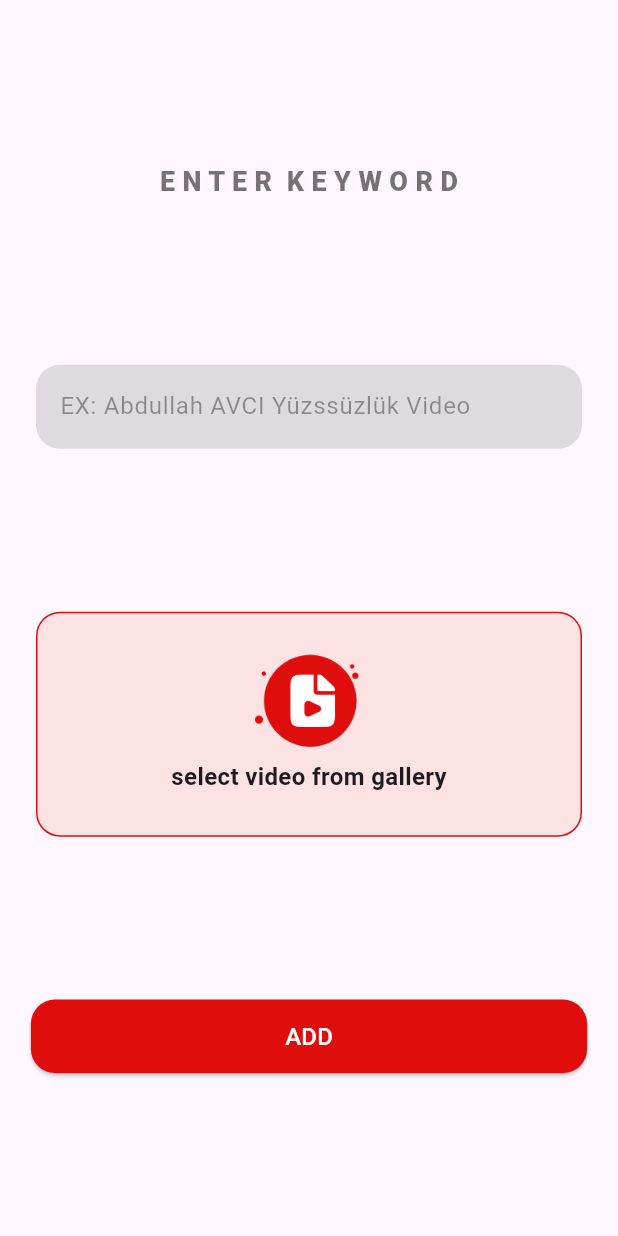
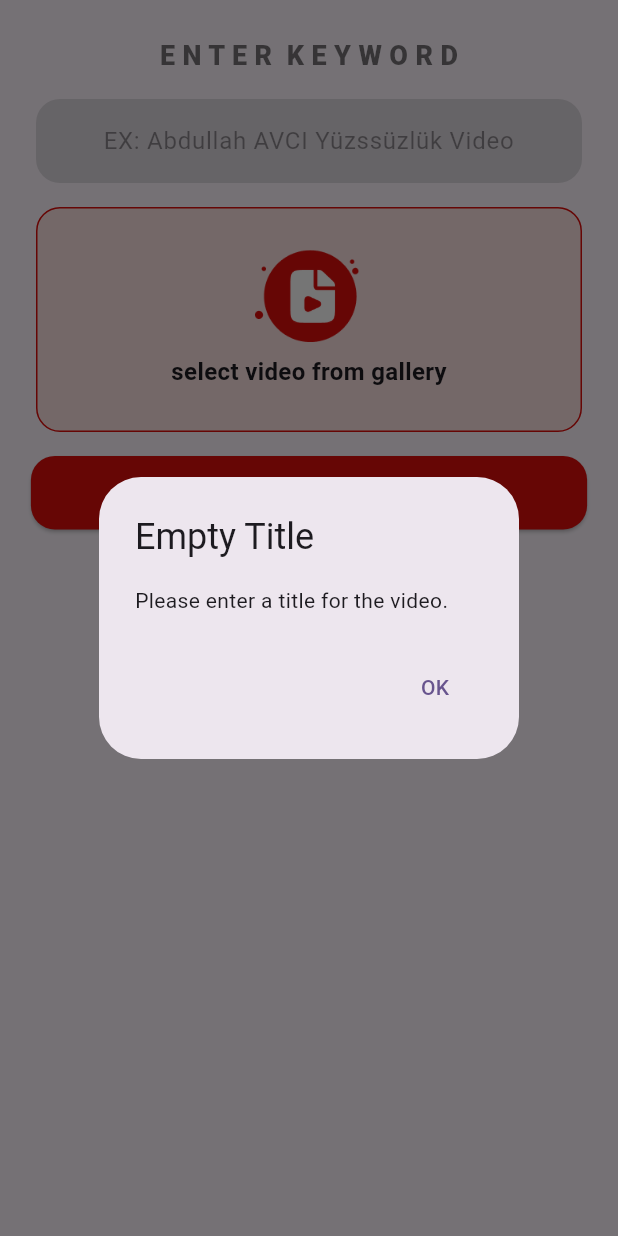
Before and after one commit to KLYCHUB/video_repo, a Flutter app: the AddVideoModal widget shown alone on an empty page, opened directly with empty values, after a tap on "ADD", on a phone screen of 412 x 824 dp. Run offline on Flutter 3.47's test engine with Material 3 defaults, Android fonts, the phone set to English and light mode, and no system bars; our stand-ins replace image_picker, share_plus, shared_preferences, video_player; missing offline and left inert: video_thumbnail; accounts and stored records are empty; network calls fail.

Commit message:
Video eklerken textfield boş bırakılmaz ve klavye byutlandırma hatası giderildi

```diff
--- a/lib/components/custom_text_field.dart
+++ b/lib/components/custom_text_field.dart
@@ -7,14 +7,18 @@ class CustomTextField extends StatelessWidget {
   final Icon? icon;
   final TextEditingController? controller;
 
-  const CustomTextField(
-      {required this.hintText, super.key, required this.icon, this.controller});
+  const CustomTextField({
+    required this.hintText,
+    super.key,
+    required this.icon,
+    this.controller,
+  });
 
   @override
   Widget build(BuildContext context) {
     return TextField(
       controller: controller,
-      textAlign: TextAlign.start,
+      textAlign: TextAlign.center,
       decoration: InputDecoration(
         hintText: hintText,
         hintStyle: AppTextStyles.hintStyle,
--- a/lib/home_page.dart
+++ b/lib/home_page.dart
@@ -71,14 +71,14 @@ class _HomePageState extends State<HomePage> {
       context: context,
       builder: (BuildContext context) {
         return AlertDialog(
-          title: Text('Delete Video'),
-          content: Text('Are you sure you want to delete this video?'),
+          title: const Text('Delete Video'),
+          content: const Text('Are you sure you want to delete this video?'),
           actions: [
             TextButton(
               onPressed: () {
                 Navigator.of(context).pop();
               },
-              child: Text('Cancel'),
+              child: const Text('Cancel'),
             ),
             TextButton(
               onPressed: () {
@@ -89,7 +89,7 @@ class _HomePageState extends State<HomePage> {
                 });
                 Navigator.of(context).pop();
               },
-              child: Text('Delete'),
+              child: const Text('Delete'),
             ),
           ],
         );
@@ -116,26 +116,6 @@ class _HomePageState extends State<HomePage> {
     });
   }
 
-  void _showEmptySearchAlert() {
-    showDialog(
-      context: context,
-      builder: (BuildContext context) {
-        return AlertDialog(
-          title: Text('Search Field Empty'),
-          content: Text('Please enter a title to search for videos.'),
-          actions: [
-            TextButton(
-              onPressed: () {
-                Navigator.of(context).pop();
-              },
-              child: Text('OK'),
-            ),
-          ],
-        );
-      },
-    );
-  }
-
   @override
   Widget build(BuildContext context) {
     return Scaffold(
@@ -156,7 +136,7 @@ class _HomePageState extends State<HomePage> {
                 padding: AppPaddings.all8,
                 child: CustomTextField(
                   hintText: AppStrings.searchHint,
-                  icon: Icon(Icons.search, color: AppColors.black87),
+                  icon: null,
                   controller: _searchController,
                 ),
               ),
@@ -164,17 +144,15 @@ class _HomePageState extends State<HomePage> {
           ),
           SliverToBoxAdapter(
             child: Padding(
-              padding: const EdgeInsets.only(top: 16),
-              child: Container(
-                decoration: BoxDecoration(
-                  color: AppColors.white,
-                  borderRadius: BorderRadius.circular(AppBorders.radius),
-                ),
-                height: MediaQuery.of(context).size.height,
+              padding: const EdgeInsets.all(16.0),
               child: GridView.builder(
+                shrinkWrap: true,
+                physics: const NeverScrollableScrollPhysics(),
                 gridDelegate: const SliverGridDelegateWithFixedCrossAxisCount(
                   crossAxisCount: 2,
-                    childAspectRatio: 1,
+                  childAspectRatio: 0.8,
+                  crossAxisSpacing: 16,
+                  mainAxisSpacing: 16,
                 ),
                 itemCount: _filteredVideos.length,
                 itemBuilder: (context, index) {
@@ -190,43 +168,86 @@ class _HomePageState extends State<HomePage> {
                         ),
                       );
                     },
+                    child: Container(
+                      decoration: BoxDecoration(
+                        borderRadius: BorderRadius.circular(AppBorders.radius),
+                        boxShadow: [
+                          BoxShadow(
+                            color: Colors.black26,
+                            blurRadius: 8,
+                            offset: Offset(0, 4),
+                          ),
+                        ],
+                        image: DecorationImage(
+                          image: FileImage(File(video['thumbnail'])),
+                          fit: BoxFit.cover,
+                        ),
+                      ),
+                      child: Stack(
+                        children: [
+                          Positioned(
+                            bottom: 0,
+                            left: 0,
+                            right: 0,
+                            child: Container(
+                              padding: const EdgeInsets.all(8.0),
+                              decoration: BoxDecoration(
+                                color: Colors.black54,
+                                borderRadius: BorderRadius.vertical(
+                                    bottom: Radius.circular(AppBorders.radius)),
+                              ),
+                              child: Row(
+                                mainAxisAlignment:
+                                    MainAxisAlignment.spaceBetween,
+                                children: [
+                                  Flexible(
                                     child: Padding(
                                       padding: const EdgeInsets.all(8.0),
-                        child: GridTile(
-                          header: GridTileBar(
-                            leading: const Icon(Icons.play_arrow),
-                            backgroundColor: Colors.black54,
-                            title: Text(video['title']),
+                                      child: Text(
+                                        video['title'],
+                                        style: const TextStyle(
+                                          color: Colors.white,
+                                          fontSize: 14,
+                                          fontWeight: FontWeight.bold,
                                         ),
-                          footer: GridTileBar(
-                            backgroundColor: Colors.black54,
-                            leading: Row(
-                              mainAxisAlignment: MainAxisAlignment.start,
+                                        overflow: TextOverflow.ellipsis,
+                                      ),
+                                    ),
+                                  ),
+                                  Row(
                                     children: [
                                       IconButton(
-                                  icon: const Icon(Icons.share),
+                                        icon: const Icon(Icons.share,
+                                            color: Colors.white),
                                         onPressed: () {
                                           _shareVideo(video['videoFile']);
                                         },
                                       ),
                                       IconButton(
-                                  icon: const Icon(Icons.delete),
+                                        icon: const Icon(Icons.delete,
+                                            color: Colors.white),
                                         onPressed: () {
                                           _deleteVideo(index);
                                         },
                                       ),
                                     ],
                                   ),
+                                ],
                               ),
-                          child: Image.file(
-                            File(video['thumbnail']),
-                            fit: BoxFit.cover,
                             ),
+                          ),
+                          Center(
+                            child: Icon(
+                              Icons.play_circle_outline,
+                              size: 64,
+                              color: Colors.white.withOpacity(0.7),
+                            ),
+                          ),
+                        ],
                       ),
                     ),
                   );
                 },
-                ),
               ),
             ),
           ),
@@ -281,31 +302,60 @@ class _AddVideoModalState extends State<AddVideoModal> {
     });
   }
 
+  void _showEmptyTitleAlert() {
+    showDialog(
+      context: context,
+      builder: (BuildContext context) {
+        return AlertDialog(
+          title: const Text('Empty Title'),
+          content: const Text('Please enter a title for the video.'),
+          actions: [
+            TextButton(
+              onPressed: () {
+                Navigator.of(context).pop();
+              },
+              child: const Text('OK'),
+            ),
+          ],
+        );
+      },
+    );
+  }
+
   @override
   Widget build(BuildContext context) {
-    return SizedBox(
+    return SingleChildScrollView(
+      child: Padding(
+        padding: EdgeInsets.only(
+            bottom: MediaQuery.of(context)
+                .viewInsets
+                .bottom), // Adjust padding to move above keyboard
+        child: SizedBox(
           width: MediaQuery.of(context).size.width,
           child: Column(
-        mainAxisAlignment: MainAxisAlignment.spaceEvenly,
+            mainAxisAlignment: MainAxisAlignment.start,
             crossAxisAlignment: CrossAxisAlignment.center,
             children: [
+              const SizedBox(height: 24), // Add top padding
               const Padding(
-            padding: AppPaddings.horizontal24,
-            child:
-                Text(AppStrings.enterKeyword, style: AppTextStyles.modalTitle),
+                padding: EdgeInsets.symmetric(horizontal: 24.0),
+                child: Text(AppStrings.enterKeyword,
+                    style: AppTextStyles.modalTitle),
               ),
+              const SizedBox(height: 16), // Add spacing between elements
               Padding(
-            padding: AppPaddings.horizontal24,
+                padding: const EdgeInsets.symmetric(horizontal: 24.0),
                 child: CustomTextField(
                   hintText: AppStrings.exampleHint,
                   icon: null,
                   controller: _titleController,
                 ),
               ),
+              const SizedBox(height: 16), // Add spacing between elements
               Padding(
-            padding: AppPaddings.horizontal24,
+                padding: const EdgeInsets.symmetric(horizontal: 24.0),
                 child: Container(
-              width: MediaQuery.of(context).size.width,
+                  width: double.infinity,
                   height: 150,
                   decoration: BoxDecoration(
                     border: Border.all(color: AppColors.red),
@@ -315,8 +365,8 @@ class _AddVideoModalState extends State<AddVideoModal> {
                   child: InkWell(
                     onTap: _pickVideo,
                     child: _videoFile == null
-                    ? const Padding(
-                        padding: AppPaddings.horizontal24,
+                        ? Padding(
+                            padding: const EdgeInsets.all(16.0),
                             child: Column(
                               mainAxisAlignment: MainAxisAlignment.center,
                               children: [
@@ -325,7 +375,8 @@ class _AddVideoModalState extends State<AddVideoModal> {
                                     Center(
                                       child: Image(
                                         height: 70,
-                                    image: AssetImage('assets/images/bg.png'),
+                                        image:
+                                            AssetImage('assets/images/bg.png'),
                                       ),
                                     ),
                                     Center(
@@ -333,8 +384,8 @@ class _AddVideoModalState extends State<AddVideoModal> {
                                         padding: EdgeInsets.only(top: 8.5),
                                         child: Image(
                                           height: 40,
-                                      image:
-                                          AssetImage('assets/images/video.png'),
+                                          image: AssetImage(
+                                              'assets/images/video.png'),
                                         ),
                                       ),
                                     ),
@@ -345,20 +396,43 @@ class _AddVideoModalState extends State<AddVideoModal> {
                               ],
                             ),
                           )
-                    : const Center(child: Text("Video Added")),
+                        : Center(
+                            child: Column(
+                              mainAxisAlignment: MainAxisAlignment.center,
+                              children: [
+                                Icon(
+                                  Icons.check_circle,
+                                  color: Colors.green,
+                                  size: 50,
+                                ),
+                                const SizedBox(height: 8),
+                                const Text(
+                                  "Video Added",
+                                  style: TextStyle(
+                                    color: Colors.green,
+                                    fontSize: 16,
+                                  ),
+                                ),
+                              ],
                             ),
                           ),
                   ),
+                ),
+              ),
+              const SizedBox(height: 16), // Add spacing between elements
               Center(
                 child: ElevatedButton(
                   onPressed: () {
-                if (_titleController.text.isNotEmpty && _videoFile != null) {
+                    if (_titleController.text.isEmpty) {
+                      _showEmptyTitleAlert();
+                    } else if (_videoFile != null) {
                       widget.onAddVideo(_titleController.text, _videoFile!);
                       Navigator.pop(context);
                     }
                   },
                   style: ElevatedButton.styleFrom(
-                fixedSize: Size(MediaQuery.of(context).size.width * 0.9, 49),
+                    fixedSize:
+                        Size(MediaQuery.of(context).size.width * 0.9, 49),
                     backgroundColor:
                         _videoFile == null ? AppColors.red : Colors.green,
                     shape: RoundedRectangleBorder(
@@ -369,7 +443,10 @@ class _AddVideoModalState extends State<AddVideoModal> {
                       style: AppTextStyles.modalButtonText),
                 ),
               ),
+              const SizedBox(height: 24), // Add bottom padding
             ],
+          ),
+        ),
       ),
     );
   }
@@ -407,7 +484,34 @@ class _VideoPlayerScreenState extends State<VideoPlayerScreen> {
   Widget build(BuildContext context) {
     return Scaffold(
       appBar: AppBar(
-        title: const Text('Video Player'),
+        actions: [
+          IconButton(
+            icon: const Icon(
+              Icons.share,
+              color: AppColors.black87,
+              size: 26,
+            ),
+            onPressed: () {
+              Share.shareXFiles([XFile(widget.videoFile.path)],
+                  text: 'Check out this video!');
+            },
+          ),
+        ],
+        leading: IconButton(
+          icon: const Icon(
+            Icons.arrow_back_ios_new_outlined,
+            color: AppColors.black87,
+            size: 26,
+          ),
+          onPressed: () {
+            Navigator.pop(context);
+          },
+        ),
+        centerTitle: true,
+        title: const Text(
+          'VIDEO PLAYER',
+          style: AppTextStyles.appBarTitle,
+        ),
       ),
       body: Center(
         child: _controller.value.isInitialized
```
Lines whose indentation alone changed are shown as unchanged.
